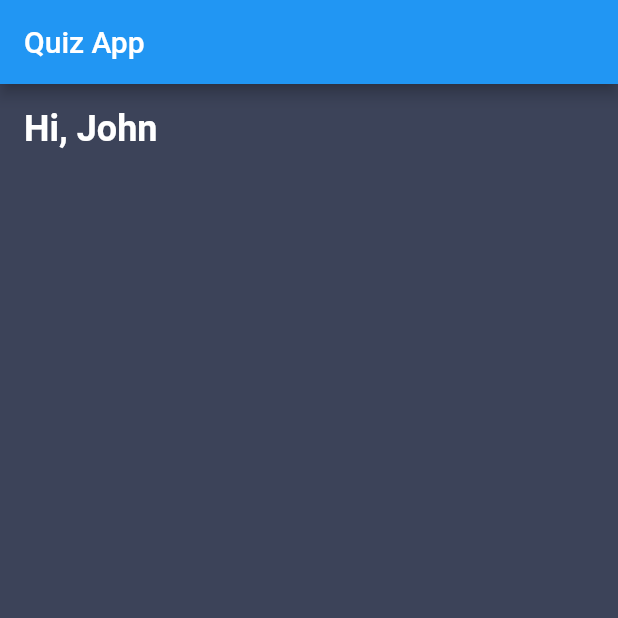
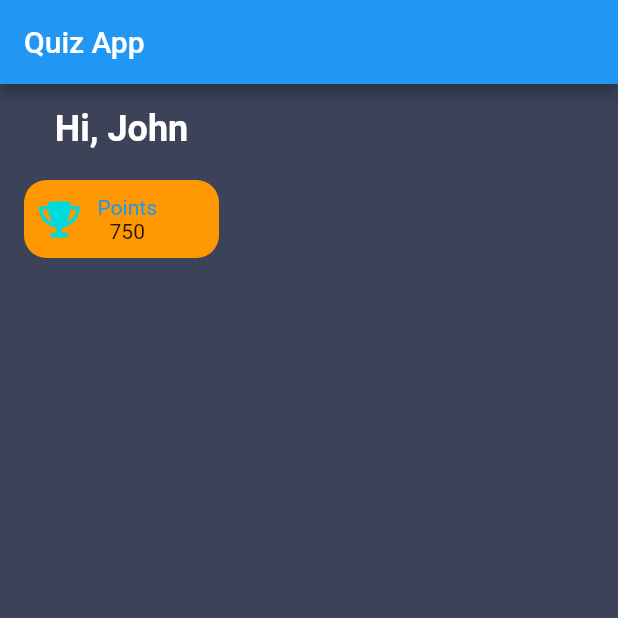
Before and after one commit to soulandbone/trivia_app, a Flutter app: the screen it shows after launch, on a phone screen of 412 x 824 dp, the top half of it. Run offline on Flutter 3.47's test engine with Material 2 defaults, Android fonts, the light colour scheme and no system bars; our stand-ins replace font_awesome_flutter, gap.

Commit message:
added new color, customTile needs some tweaking

```diff
--- a/lib/screens/home_screen.dart
+++ b/lib/screens/home_screen.dart
@@ -1,7 +1,9 @@
 import 'package:flutter/material.dart';
 import 'package:gap/gap.dart';
+import '../utils/app_styles.dart';
+import '../widgets/custom_tile.dart';
+
 import 'package:font_awesome_flutter/font_awesome_flutter.dart';
-import 'package:trivia_app/utils/app_styles.dart';
 
 class HomeScreen extends StatelessWidget {
   const HomeScreen({super.key});
@@ -21,6 +23,13 @@ class HomeScreen extends StatelessWidget {
             style: AppStyles.titleStyle,
           ),
           Gap(20),
+          CustomTile(
+              text1: 'Points',
+              text2: '750',
+              icon: Icon(
+                FontAwesomeIcons.trophy,
+                color: AppStyles.turquoise,
+              ))
         ]),
       ),
     );
--- a/lib/utils/app_styles.dart
+++ b/lib/utils/app_styles.dart
@@ -2,6 +2,7 @@ import 'package:flutter/material.dart';
 
 class AppStyles {
   static const Color bgColor = Color.fromRGBO(60, 67, 89, 1);
+  static const Color turquoise = Color.fromRGBO(0, 218, 219, 1);
   static const Color cardColor = Colors.orange;
   static const TextStyle titleStyle =
       TextStyle(fontWeight: FontWeight.bold, fontSize: 24, color: Colors.white);
--- a/lib/widgets/custom_tile.dart
+++ b/lib/widgets/custom_tile.dart
@@ -1,12 +1,11 @@
 import 'package:flutter/material.dart';
+import 'package:gap/gap.dart';
 import 'package:trivia_app/utils/app_styles.dart';
-
-import 'package:font_awesome_flutter/font_awesome_flutter.dart';
 
 class CustomTile extends StatelessWidget {
   final String text1;
   final String text2;
-  final IconData icon;
+  final Icon icon;
 
   const CustomTile(
       {required this.text1,
@@ -17,8 +16,27 @@ class CustomTile extends StatelessWidget {
   @override
   Widget build(BuildContext context) {
     return Container(
-      decoration: const BoxDecoration(color: AppStyles.cardColor),
-      child: Row(children: const [Icon(FontAwesomeIcons.trophy)]),
+      padding: const EdgeInsets.all(10),
+      width: 130,
+      decoration: BoxDecoration(
+          color: AppStyles.cardColor, borderRadius: BorderRadius.circular(15)),
+      child: Row(
+        mainAxisAlignment: MainAxisAlignment.spaceBetween,
+        children: [
+          icon,
+          const Gap(15),
+          Column(
+            children: [
+              Text(
+                text1,
+                style: const TextStyle(color: Colors.blue),
+              ),
+              Text(text2)
+            ],
+          ),
+          const Spacer(),
+        ],
+      ),
     );
   }
 }
```
